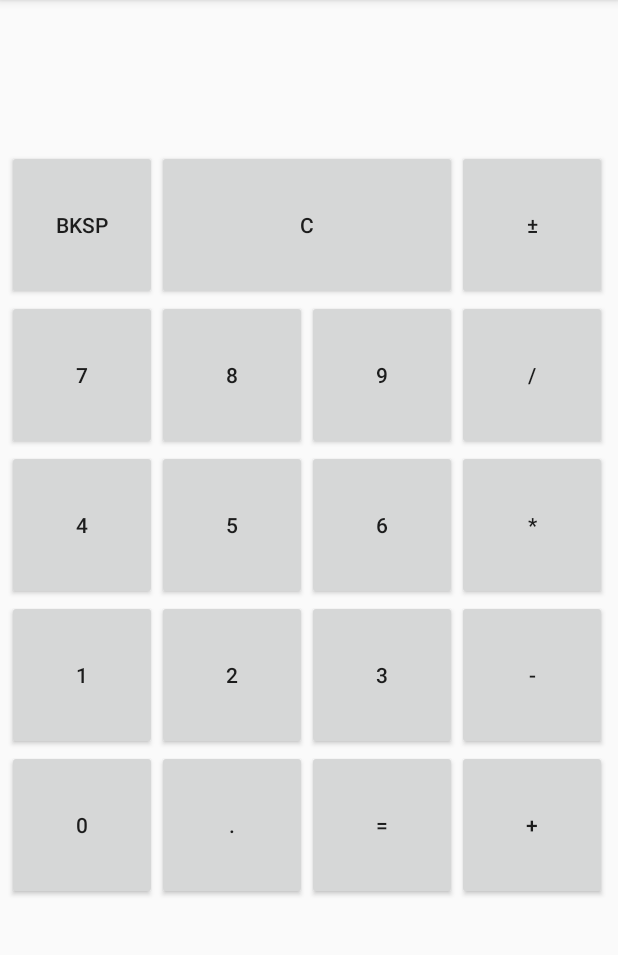
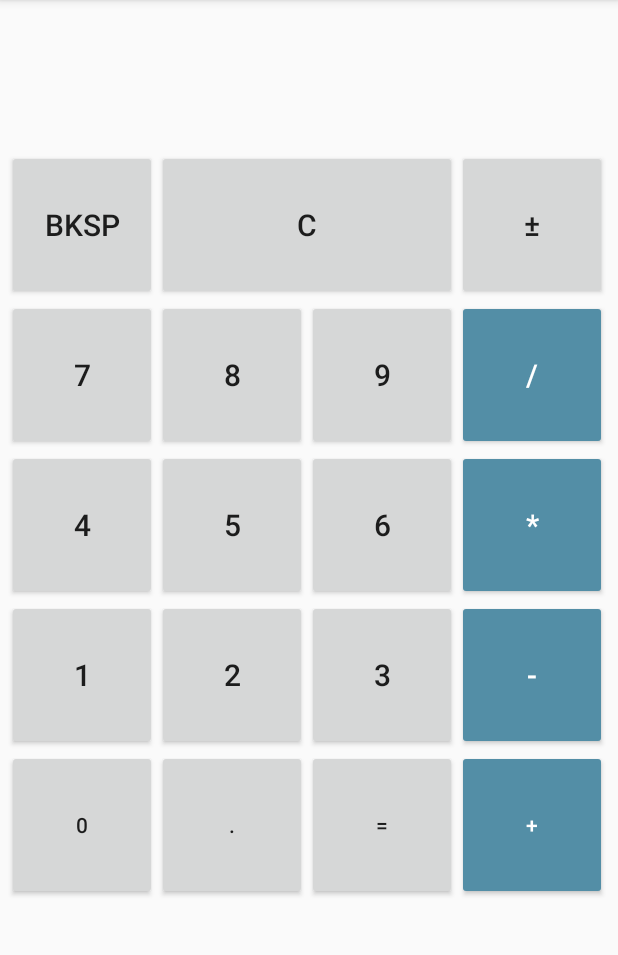
Before and after one commit to BxBatman/Android-Calculator, an Android app: the Simple screen opened directly, with no data from a screen before it, on a phone screen of 412 x 824 dp, the part 84-1039 px from its top. Run offline under Robolectric (Android 15) with nearby library versions, the phone set to English and light mode, and no system bars.

Commit message:
working simple operations with error detections layout portrait and landscape done

```diff
--- a/app/src/main/java/com/sample/calculator/Simple.java
+++ b/app/src/main/java/com/sample/calculator/Simple.java
@@ -1,10 +1,12 @@
 package com.sample.calculator;
 
+import android.content.Context;
 import android.os.Bundle;
 import android.support.v7.app.AppCompatActivity;
 import android.view.View;
 import android.widget.Button;
 import android.widget.TextView;
+import android.widget.Toast;
 
 /**
  * Created by Bartłomiej on 2018-03-12.
@@ -27,6 +29,7 @@ public class Simple extends AppCompatActivity {
     String firstNumber;
     String secondNumber;
     boolean operationFlag = false;
+    boolean isMinus = false;
     @Override
     protected void onCreate(Bundle savedInstanceState) {
         super.onCreate(savedInstanceState);
@@ -41,6 +44,7 @@ public class Simple extends AppCompatActivity {
         seven = (Button)findViewById(R.id.seven);
         eight = (Button)findViewById(R.id.eight);
         nine = (Button)findViewById(R.id.nine);
+        coma = (Button)findViewById(R.id.coma);
         textView.setText("");
     }
 
@@ -55,10 +59,36 @@ public class Simple extends AppCompatActivity {
     }
 
     public void clear(View view){
+        coma.setEnabled(true);
         textView.setText("");
+        firstNumber = "";
+        secondNumber = "";
+    }
+
+    public void symbolChange(View view){
+        if(isMinus == false) {
+            textView.setText("-" + textView.getText());
+            isMinus = true;
+        }else if(isMinus == true) {
+            String text = textView.getText().toString();
+            if(text != "" && text !=null && text.length() > 0 || text.substring(0,0) == "-"){
+                text = text.substring(1,text.length());
+                textView.setText(text);
+
+            }
+            isMinus = false;
+        }
+    }
+
+    public void addComa(View view){
+        if(textView.getText() != ""){
+            textView.setText(textView.getText()+".");
+        }
+        coma.setEnabled(false);
     }
 
     public void sum(View view){
+        coma.setEnabled(true);
         operationFlag = true;
         currentOperation = "sum";
         firstNumber = textView.getText().toString();
@@ -67,9 +97,60 @@ public class Simple extends AppCompatActivity {
     }
 
     public void equal(View view){
+        double equal = 0;
         secondNumber=textView.getText().toString();
-        int equal = Integer.parseInt(firstNumber)+Integer.parseInt(secondNumber);
-        textView.setText(Integer.toString(equal));
+        if(currentOperation=="sum") {
+            equal = Double.parseDouble(firstNumber) + Double.parseDouble(secondNumber);
+            coma.setEnabled(false);
+            textView.setText(Double.toString(equal));
+        }else if(currentOperation=="multiplication") {
+            equal = Double.parseDouble(firstNumber) * Double.parseDouble(secondNumber);
+            coma.setEnabled(false);
+            textView.setText(Double.toString(equal));
+        }else if(currentOperation=="subtraction"){
+            equal = Double.parseDouble(firstNumber) - Double.parseDouble(secondNumber);
+            coma.setEnabled(false);
+            textView.setText(Double.toString(equal));
+        }else if(currentOperation=="division"){
+            if(Double.parseDouble(secondNumber) == 0) {
+                Context context = getApplicationContext();
+                CharSequence text = "You can't divide by zero!";
+                int duration = Toast.LENGTH_SHORT;
+                Toast toast = Toast.makeText(context, text, duration);
+                toast.show();
+            }else {
+                equal = Double.parseDouble(firstNumber) / Double.parseDouble(secondNumber);
+                coma.setEnabled(false);
+                textView.setText(Double.toString(equal));
+            }
+        }
+
+
+    }
+
+
+    public void division(View view){
+        coma.setEnabled(true);
+        operationFlag = true;
+        currentOperation="division";
+        firstNumber = textView.getText().toString();
+        textView.setText("");
+    }
+
+    public void multiplication(View view){
+        coma.setEnabled(true);
+        operationFlag = true;
+        currentOperation = "multiplication";
+        firstNumber = textView.getText().toString();
+        textView.setText("");
+    }
+
+    public void subtraction(View view){
+        coma.setEnabled(true);
+        operationFlag = true;
+        currentOperation="subtraction";
+        firstNumber = textView.getText().toString();
+        textView.setText("");
     }
 
     public void addNumber_0(View view){
--- a/app/src/main/res/layout-land/simple.xml
+++ b/app/src/main/res/layout-land/simple.xml
@@ -2,5 +2,192 @@
 <android.support.constraint.ConstraintLayout
     xmlns:android="http://schemas.android.com/apk/res/android" android:layout_width="match_parent"
     android:layout_height="match_parent">
+    <RelativeLayout
+        android:layout_width="fill_parent"
+        android:layout_height="fill_parent"
+        >
+
+        <GridLayout
+            android:layout_width="wrap_content"
+            android:layout_height="wrap_content"
+            android:layout_centerInParent="true"
+            android:layout_centerHorizontal="true"
+
+            android:columnCount="4"
+            android:rowCount="6"
+
+            android:layout_marginBottom="5dip">
+
+            <TextView
+                android:id="@+id/summary"
+                android:layout_width="match_parent"
+                android:layout_height="30dip"
+                android:layout_columnSpan="4"
+                android:layout_rowSpan="1"
+                android:gravity="right"
+                android:textSize="20dp"
+                android:freezesText="true"
+                />
+
+            <Button
+                android:id="@+id/bksp"
+                android:layout_width="100dip"
+                android:layout_height="60dip"
+                android:layout_columnSpan="1"
+                android:textSize="20dp"
+                android:text="Bksp"
+                android:onClick="backspace"/>
+            <Button
+                android:id="@+id/clear"
+                android:layout_width="200dip"
+                android:layout_height="60dip"
+                android:layout_columnSpan="2"
+                android:textSize="20dp"
+                android:text="C"
+                android:onClick="clear"/>
+
+            <Button
+
+                android:layout_width="100dip"
+                android:layout_height="60dip"
+                android:layout_columnSpan="1"
+                android:text="±"
+                android:textSize="20dp"
+                android:onClick="symbolChange"/>
+
+            <Button
+                android:id="@+id/seven"
+                android:layout_width="100dip"
+                android:layout_height="60dip"
+                android:layout_columnSpan="1"
+                android:text="7"
+                android:textSize="20dp"
+                android:onClick="addNumber_7"/>
+            <Button
+                android:id="@+id/eight"
+                android:layout_width="100dip"
+                android:layout_height="60dip"
+                android:layout_columnSpan="1"
+                android:text="8"
+                android:textSize="20dp"
+                android:onClick="addNumber_8"/>
+            <Button
+                android:id="@+id/nine"
+                android:layout_width="100dip"
+                android:layout_height="60dip"
+                android:layout_columnSpan="1"
+                android:text="9"
+                android:textSize="20dp"
+                android:onClick="addNumber_9"/>
+            <Button
+                style="@style/Widget.AppCompat.Button.Colored"
+                android:layout_width="100dip"
+                android:layout_height="60dip"
+                android:layout_columnSpan="1"
+                android:text="/"
+                android:textSize="20dp"
+                android:onClick="division"
+                android:theme="@style/OperationButton"
+                />
+            <Button
+                android:id="@+id/four"
+                android:layout_width="100dip"
+                android:layout_height="60dip"
+                android:layout_columnSpan="1"
+                android:text="4"
+                android:textSize="20dp"
+                android:onClick="addNumber_4"/>
+            <Button
+                android:id="@+id/five"
+                android:layout_width="100dip"
+                android:layout_height="60dip"
+                android:layout_columnSpan="1"
+                android:textSize="20dp"
+                android:text="5"
+                android:onClick="addNumber_5"/>
+            <Button
+                android:id="@+id/six"
+                android:layout_width="100dip"
+                android:layout_height="60dip"
+                android:layout_columnSpan="1"
+                android:text="6"
+                android:textSize="20dp"
+                android:onClick="addNumber_6"/>
+            <Button
+                style="@style/Widget.AppCompat.Button.Colored"
+                android:layout_width="100dip"
+                android:layout_height="60dip"
+                android:layout_columnSpan="1"
+                android:text="*"
+                android:textSize="20dp"
+                android:onClick="multiplication"
+                android:theme="@style/OperationButton"/>
+            <Button
+                android:id="@+id/one"
+                android:layout_width="100dip"
+                android:layout_height="60dip"
+                android:layout_columnSpan="1"
+                android:text="1"
+                android:textSize="20dp"
+                android:onClick="addNumber_1"/>
+            <Button
+                android:id="@+id/two"
+                android:layout_width="100dip"
+                android:layout_height="60dip"
+                android:layout_columnSpan="1"
+                android:text="2"
+                android:textSize="20dp"
+                android:onClick="addNumber_2"/>
+            <Button
+                android:id="@+id/three"
+                android:layout_width="100dip"
+                android:layout_height="60dip"
+                android:layout_columnSpan="1"
+                android:text="3"
+                android:textSize="20dp"
+                android:onClick="addNumber_3"/>
+            <Button
+                style="@style/Widget.AppCompat.Button.Colored"
+                android:layout_width="100dip"
+                android:layout_height="60dip"
+                android:layout_columnSpan="1"
+                android:text="-"
+                android:textSize="20dp"
+                android:onClick="subtraction"
+                android:theme="@style/OperationButton"/>
+            <Button
+                android:layout_width="100dip"
+                android:layout_height="60dip"
+                android:layout_columnSpan="1"
+                android:text="0"
+                android:onClick="addNumber_0"/>
+            <Button
+                android:id="@+id/coma"
+                android:layout_width="100dip"
+                android:layout_height="60dip"
+                android:layout_columnSpan="1"
+                android:text="."
+                android:onClick="addComa"/>
+            <Button
+                android:id="@+id/equal"
+                android:layout_width="100dip"
+                android:layout_height="60dip"
+                android:layout_columnSpan="1"
+                android:text="="
+                android:onClick="equal"/>
+            <Button
+                style="@style/Widget.AppCompat.Button.Colored"
+                android:layout_width="100dip"
+                android:layout_height="60dip"
+                android:layout_columnSpan="1"
+                android:text="+"
+                android:onClick="sum"
+                android:theme="@style/OperationButton"/>
+
+
+        </GridLayout>
+    </RelativeLayout>
+
+
 
 </android.support.constraint.ConstraintLayout>
--- a/app/src/main/res/layout/simple.xml
+++ b/app/src/main/res/layout/simple.xml
@@ -1,9 +1,15 @@
 <?xml version="1.0" encoding="utf-8"?>
+
+
+
 <android.support.constraint.ConstraintLayout xmlns:android="http://schemas.android.com/apk/res/android"
     xmlns:app="http://schemas.android.com/apk/res-auto"
     xmlns:tools="http://schemas.android.com/tools"
     android:layout_width="match_parent"
     android:layout_height="match_parent">
+
+
+
 
     <RelativeLayout
         android:layout_width="fill_parent"
@@ -27,6 +33,7 @@
                 android:layout_rowSpan="1"
                 android:gravity="right"
                 android:textSize="40dp"
+                android:freezesText="true"
                 />
 
             <Button
@@ -34,6 +41,7 @@
                 android:layout_width="100dip"
                 android:layout_height="100dip"
                 android:layout_columnSpan="1"
+                android:textSize="20dp"
                 android:text="Bksp"
                 android:onClick="backspace"/>
             <Button
@@ -41,6 +49,7 @@
                 android:layout_width="200dip"
                 android:layout_height="100dip"
                 android:layout_columnSpan="2"
+                android:textSize="20dp"
                 android:text="C"
                 android:onClick="clear"/>
 
@@ -49,7 +58,9 @@
                 android:layout_width="100dip"
                 android:layout_height="100dip"
                 android:layout_columnSpan="1"
-                android:text="±"/>
+                android:text="±"
+                android:textSize="20dp"
+                android:onClick="symbolChange"/>
 
             <Button
                 android:id="@+id/seven"
@@ -57,6 +68,7 @@
                 android:layout_height="100dip"
                 android:layout_columnSpan="1"
                 android:text="7"
+                android:textSize="20dp"
                 android:onClick="addNumber_7"/>
             <Button
                 android:id="@+id/eight"
@@ -64,6 +76,7 @@
                 android:layout_height="100dip"
                 android:layout_columnSpan="1"
                 android:text="8"
+                android:textSize="20dp"
                 android:onClick="addNumber_8"/>
             <Button
                 android:id="@+id/nine"
@@ -71,12 +84,17 @@
                 android:layout_height="100dip"
                 android:layout_columnSpan="1"
                 android:text="9"
+                android:textSize="20dp"
                 android:onClick="addNumber_9"/>
             <Button
+                style="@style/Widget.AppCompat.Button.Colored"
                 android:layout_width="100dip"
                 android:layout_height="100dip"
                 android:layout_columnSpan="1"
                 android:text="/"
+                android:textSize="20dp"
+                android:onClick="division"
+                android:theme="@style/OperationButton"
                 />
             <Button
                 android:id="@+id/four"
@@ -84,12 +102,14 @@
                 android:layout_height="100dip"
                 android:layout_columnSpan="1"
                 android:text="4"
+                android:textSize="20dp"
                 android:onClick="addNumber_4"/>
             <Button
                 android:id="@+id/five"
                 android:layout_width="100dip"
                 android:layout_height="100dip"
                 android:layout_columnSpan="1"
+                android:textSize="20dp"
                 android:text="5"
                 android:onClick="addNumber_5"/>
             <Button
@@ -98,18 +118,24 @@
                 android:layout_height="100dip"
                 android:layout_columnSpan="1"
                 android:text="6"
+                android:textSize="20dp"
                 android:onClick="addNumber_6"/>
             <Button
+                style="@style/Widget.AppCompat.Button.Colored"
                 android:layout_width="100dip"
                 android:layout_height="100dip"
                 android:layout_columnSpan="1"
-                android:text="*"/>
+                android:text="*"
+                android:textSize="20dp"
+                android:onClick="multiplication"
+                android:theme="@style/OperationButton"/>
             <Button
                 android:id="@+id/one"
                 android:layout_width="100dip"
                 android:layout_height="100dip"
                 android:layout_columnSpan="1"
                 android:text="1"
+                android:textSize="20dp"
                 android:onClick="addNumber_1"/>
             <Button
                 android:id="@+id/two"
@@ -117,6 +143,7 @@
                 android:layout_height="100dip"
                 android:layout_columnSpan="1"
                 android:text="2"
+                android:textSize="20dp"
                 android:onClick="addNumber_2"/>
             <Button
                 android:id="@+id/three"
@@ -124,13 +151,17 @@
                 android:layout_height="100dip"
                 android:layout_columnSpan="1"
                 android:text="3"
+                android:textSize="20dp"
                 android:onClick="addNumber_3"/>
             <Button
-
+                style="@style/Widget.AppCompat.Button.Colored"
                 android:layout_width="100dip"
                 android:layout_height="100dip"
                 android:layout_columnSpan="1"
-                android:text="-"/>
+                android:text="-"
+                android:textSize="20dp"
+                android:onClick="subtraction"
+                android:theme="@style/OperationButton"/>
             <Button
                 android:layout_width="100dip"
                 android:layout_height="100dip"
@@ -138,10 +169,12 @@
                 android:text="0"
                 android:onClick="addNumber_0"/>
             <Button
+                android:id="@+id/coma"
                 android:layout_width="100dip"
                 android:layout_height="100dip"
                 android:layout_columnSpan="1"
-                android:text="."/>
+                android:text="."
+                android:onClick="addComa"/>
             <Button
                 android:id="@+id/equal"
                 android:layout_width="100dip"
@@ -150,11 +183,13 @@
                 android:text="="
                 android:onClick="equal"/>
             <Button
+                style="@style/Widget.AppCompat.Button.Colored"
                 android:layout_width="100dip"
                 android:layout_height="100dip"
                 android:layout_columnSpan="1"
                 android:text="+"
-                android:onClick="sum"/>
+                android:onClick="sum"
+                android:theme="@style/OperationButton"/>
 
 
         </GridLayout>
--- a/app/src/main/res/values/styles.xml
+++ b/app/src/main/res/values/styles.xml
@@ -8,4 +8,9 @@
         <item name="colorAccent">@color/colorAccent</item>
     </style>
 
+
+    <style name="OperationButton" parent="Widget.AppCompat.Button.Colored">
+        <item name="colorAccent">#538EA6</item>
+    </style>
+
 </resources>
```
